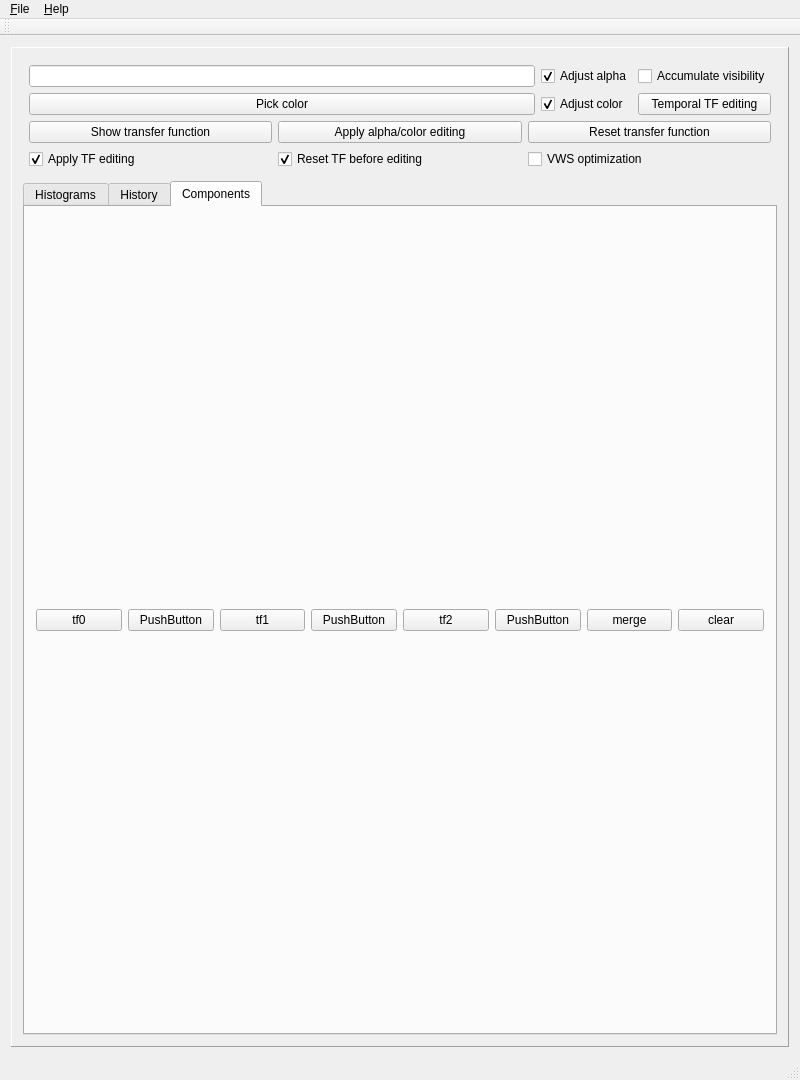
The window that QtCuda/mainwindow.ui (luosz/cuda-visibility) describes before a commit, drawn with Qt 5.
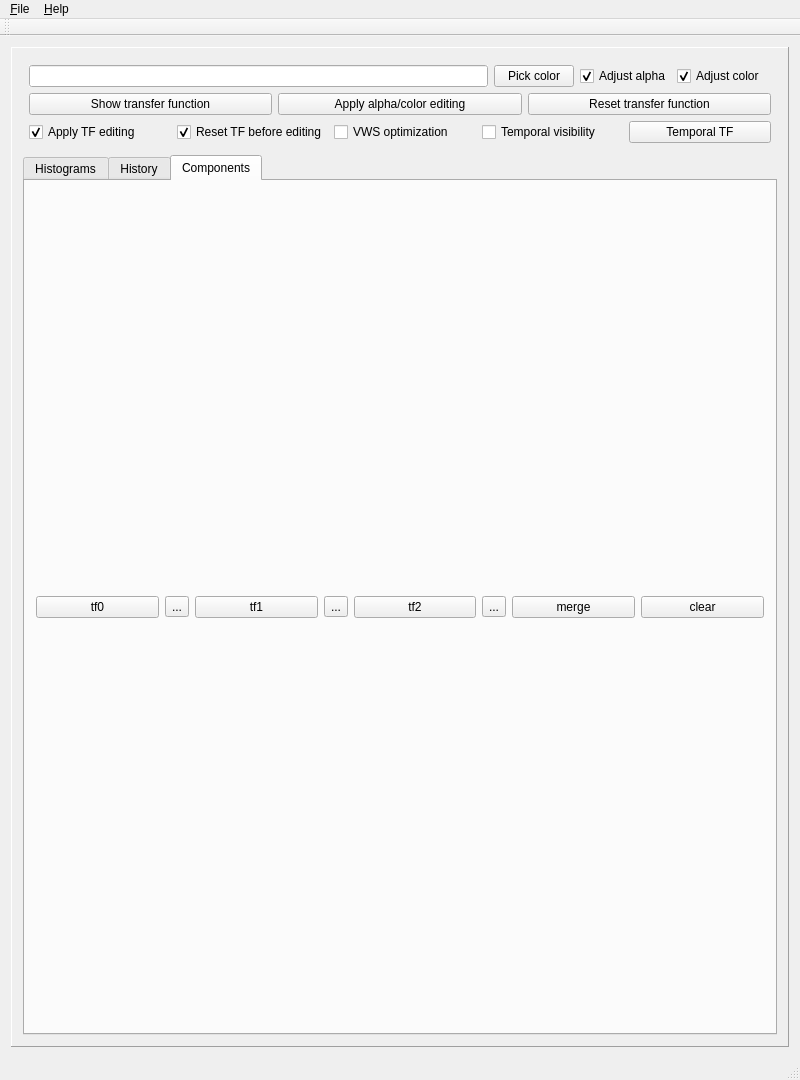
The same window after the commit. The open tabs and pages were chosen to show the change.

Commit message: add tool buttons for color dialogs

Diff of the .ui file:
```diff
--- a/QtCuda/mainwindow.ui
+++ b/QtCuda/mainwindow.ui
@@ -53,7 +53,33 @@
          <property name="bottomMargin">
           <number>6</number>
          </property>
-         <item row="8" column="1" colspan="5">
+         <item row="0" column="1">
+          <widget class="QPushButton" name="pushButton">
+           <property name="sizePolicy">
+            <sizepolicy hsizetype="Preferred" vsizetype="Preferred">
+             <horstretch>0</horstretch>
+             <verstretch>0</verstretch>
+            </sizepolicy>
+           </property>
+           <property name="autoFillBackground">
+            <bool>true</bool>
+           </property>
+           <property name="text">
+            <string>Pick color</string>
+           </property>
+          </widget>
+         </item>
+         <item row="0" column="3">
+          <widget class="QCheckBox" name="checkBox_2">
+           <property name="text">
+            <string>Adjust color</string>
+           </property>
+           <property name="checked">
+            <bool>true</bool>
+           </property>
+          </widget>
+         </item>
+         <item row="1" column="0" colspan="5">
           <layout class="QGridLayout" name="gridLayout_3">
            <item row="0" column="1">
             <widget class="QPushButton" name="pushButton_3">
@@ -62,13 +88,6 @@
              </property>
             </widget>
            </item>
-           <item row="0" column="2">
-            <widget class="QPushButton" name="pushButton_4">
-             <property name="text">
-              <string>Reset transfer function</string>
-             </property>
-            </widget>
-           </item>
            <item row="0" column="0">
             <widget class="QPushButton" name="pushButton_2">
              <property name="text">
@@ -76,40 +95,15 @@
              </property>
             </widget>
            </item>
+           <item row="0" column="2">
+            <widget class="QPushButton" name="pushButton_4">
+             <property name="text">
+              <string>Reset transfer function</string>
+             </property>
+            </widget>
+           </item>
           </layout>
          </item>
-         <item row="1" column="1">
-          <widget class="QPushButton" name="pushButton">
-           <property name="sizePolicy">
-            <sizepolicy hsizetype="Preferred" vsizetype="Preferred">
-             <horstretch>0</horstretch>
-             <verstretch>0</verstretch>
-            </sizepolicy>
-           </property>
-           <property name="autoFillBackground">
-            <bool>true</bool>
-           </property>
-           <property name="text">
-            <string>Pick color</string>
-           </property>
-          </widget>
-         </item>
-         <item row="0" column="1">
-          <widget class="QLineEdit" name="lineEdit">
-           <property name="sizePolicy">
-            <sizepolicy hsizetype="Expanding" vsizetype="Preferred">
-             <horstretch>0</horstretch>
-             <verstretch>0</verstretch>
-            </sizepolicy>
-           </property>
-           <property name="autoFillBackground">
-            <bool>true</bool>
-           </property>
-           <property name="readOnly">
-            <bool>true</bool>
-           </property>
-          </widget>
-         </item>
          <item row="0" column="2">
           <widget class="QCheckBox" name="checkBox">
            <property name="sizePolicy">
@@ -126,31 +120,23 @@
            </property>
           </widget>
          </item>
-         <item row="1" column="2">
-          <widget class="QCheckBox" name="checkBox_2">
-           <property name="text">
-            <string>Adjust color</string>
+         <item row="0" column="0">
+          <widget class="QLineEdit" name="lineEdit">
+           <property name="sizePolicy">
+            <sizepolicy hsizetype="Expanding" vsizetype="Preferred">
+             <horstretch>0</horstretch>
+             <verstretch>0</verstretch>
+            </sizepolicy>
            </property>
-           <property name="checked">
+           <property name="autoFillBackground">
             <bool>true</bool>
            </property>
-          </widget>
-         </item>
-         <item row="1" column="3" colspan="3">
-          <widget class="QPushButton" name="pushButton_5">
-           <property name="text">
-            <string>Temporal TF editing</string>
+           <property name="readOnly">
+            <bool>true</bool>
            </property>
           </widget>
          </item>
-         <item row="0" column="3" colspan="3">
-          <widget class="QCheckBox" name="checkBox_6">
-           <property name="text">
-            <string>Accumulate visibility</string>
-           </property>
-          </widget>
-         </item>
-         <item row="9" column="1" colspan="5">
+         <item row="2" column="0" colspan="5">
           <layout class="QGridLayout" name="gridLayout_5">
            <property name="leftMargin">
             <number>0</number>
@@ -164,26 +150,6 @@
            <property name="bottomMargin">
             <number>0</number>
            </property>
-           <item row="0" column="1">
-            <widget class="QCheckBox" name="checkBox_4">
-             <property name="text">
-              <string>Reset TF before editing</string>
-             </property>
-             <property name="checked">
-              <bool>true</bool>
-             </property>
-            </widget>
-           </item>
-           <item row="0" column="0">
-            <widget class="QCheckBox" name="checkBox_3">
-             <property name="text">
-              <string>Apply TF editing</string>
-             </property>
-             <property name="checked">
-              <bool>true</bool>
-             </property>
-            </widget>
-           </item>
            <item row="0" column="2">
             <widget class="QCheckBox" name="checkBox_5">
              <property name="text">
@@ -191,6 +157,40 @@
              </property>
             </widget>
            </item>
+           <item row="0" column="0">
+            <widget class="QCheckBox" name="checkBox_3">
+             <property name="text">
+              <string>Apply TF editing</string>
+             </property>
+             <property name="checked">
+              <bool>true</bool>
+             </property>
+            </widget>
+           </item>
+           <item row="0" column="1">
+            <widget class="QCheckBox" name="checkBox_4">
+             <property name="text">
+              <string>Reset TF before editing</string>
+             </property>
+             <property name="checked">
+              <bool>true</bool>
+             </property>
+            </widget>
+           </item>
+           <item row="0" column="4">
+            <widget class="QPushButton" name="pushButton_5">
+             <property name="text">
+              <string>Temporal TF</string>
+             </property>
+            </widget>
+           </item>
+           <item row="0" column="3">
+            <widget class="QCheckBox" name="checkBox_6">
+             <property name="text">
+              <string>Temporal visibility</string>
+             </property>
+            </widget>
+           </item>
           </layout>
          </item>
         </layout>
@@ -290,60 +290,69 @@
           </attribute>
           <layout class="QVBoxLayout" name="verticalLayout_3">
            <item>
-            <layout class="QGridLayout" name="gridLayout_7">
-             <item row="0" column="3">
-              <widget class="QPushButton" name="pushButton_13">
-               <property name="text">
-                <string>PushButton</string>
-               </property>
-              </widget>
-             </item>
-             <item row="0" column="1">
-              <widget class="QPushButton" name="pushButton_12">
-               <property name="text">
-                <string>PushButton</string>
-               </property>
-              </widget>
-             </item>
-             <item row="0" column="7">
-              <widget class="QPushButton" name="pushButton_11">
-               <property name="text">
-                <string>clear</string>
-               </property>
-              </widget>
-             </item>
-             <item row="0" column="0">
+            <layout class="QHBoxLayout" name="horizontalLayout">
+             <item>
               <widget class="QPushButton" name="pushButton_7">
                <property name="text">
                 <string>tf0</string>
                </property>
               </widget>
              </item>
-             <item row="0" column="2">
+             <item>
+              <widget class="QToolButton" name="toolButton">
+               <property name="autoFillBackground">
+                <bool>true</bool>
+               </property>
+               <property name="text">
+                <string>...</string>
+               </property>
+              </widget>
+             </item>
+             <item>
               <widget class="QPushButton" name="pushButton_8">
                <property name="text">
                 <string>tf1</string>
                </property>
               </widget>
              </item>
-             <item row="0" column="4">
+             <item>
+              <widget class="QToolButton" name="toolButton_2">
+               <property name="autoFillBackground">
+                <bool>true</bool>
+               </property>
+               <property name="text">
+                <string>...</string>
+               </property>
+              </widget>
+             </item>
+             <item>
               <widget class="QPushButton" name="pushButton_9">
                <property name="text">
                 <string>tf2</string>
                </property>
               </widget>
              </item>
-             <item row="0" column="6">
+             <item>
+              <widget class="QToolButton" name="toolButton_3">
+               <property name="autoFillBackground">
+                <bool>true</bool>
+               </property>
+               <property name="text">
+                <string>...</string>
+               </property>
+              </widget>
+             </item>
+             <item>
               <widget class="QPushButton" name="pushButton_10">
                <property name="text">
                 <string>merge</string>
                </property>
               </widget>
              </item>
-             <item row="0" column="5">
-              <widget class="QPushButton" name="pushButton_14">
+             <item>
+              <widget class="QPushButton" name="pushButton_11">
                <property name="text">
-                <string>PushButton</string>
+                <string>clear</string>
                </property>
               </widget>
              </item>
@@ -364,7 +373,7 @@
      <x>0</x>
      <y>0</y>
      <width>800</width>
-     <height>17</height>
+     <height>26</height>
     </rect>
    </property>
    <widget class="QMenu" name="menu_File">
```
The commit also changes 5 other files.
